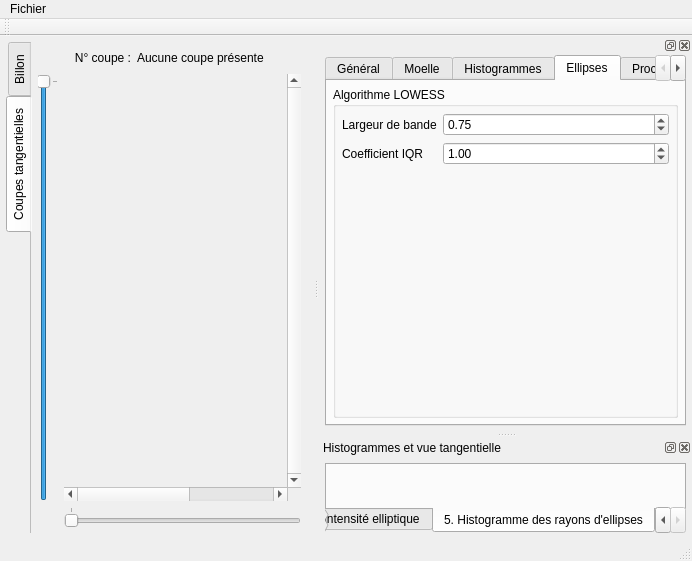
akrah/TKDetection, file ui/mainwindow.ui: the form before one commit.
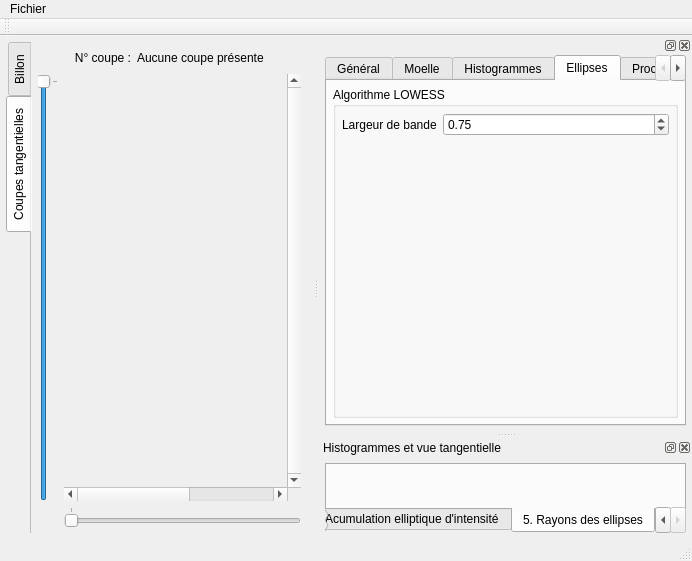
The form after the commit. The open tabs and pages were chosen to show the change. Custom widgets are drawn as their Qt base class.

Commit message: Début des ajout après RDV Fleur et Fred: - Affichage angles en degrés - Corrrection de la detection du rayon des allipses avec la pente max - Optimisations et suppression de code superflu

The edit to the form file:
```diff
--- a/ui/mainwindow.ui
+++ b/ui/mainwindow.ui
@@ -2016,6 +2016,9 @@
             <string>Algorithme LOWESS</string>
            </property>
            <layout class="QFormLayout" name="formLayout_3">
+            <property name="fieldGrowthPolicy">
+             <enum>QFormLayout::AllNonFixedFieldsGrow</enum>
+            </property>
             <item row="0" column="0">
              <widget class="QLabel" name="label_12">
               <property name="text">
@@ -2036,26 +2039,6 @@
               </property>
              </widget>
             </item>
-            <item row="1" column="0">
-             <widget class="QLabel" name="label_31">
-              <property name="text">
-               <string>Coefficient IQR</string>
-              </property>
-             </widget>
-            </item>
-            <item row="1" column="1">
-             <widget class="QDoubleSpinBox" name="_spinLowessIqrCoeff">
-              <property name="minimum">
-               <double>0.000000000000000</double>
-              </property>
-              <property name="maximum">
-               <double>5.000000000000000</double>
-              </property>
-              <property name="value">
-               <double>1.000000000000000</double>
-              </property>
-             </widget>
-            </item>
            </layout>
           </widget>
          </item>
@@ -2948,7 +2931,7 @@
        </widget>
        <widget class="QWidget" name="tab_3">
         <attribute name="title">
-         <string>3. Profil de la moelle du nœud</string>
+         <string>3. Profil d'inclinaison de la moelle du nœud</string>
         </attribute>
         <layout class="QVBoxLayout" name="verticalLayout_6">
          <item>
@@ -2958,7 +2941,7 @@
        </widget>
        <widget class="QWidget" name="tab_5">
         <attribute name="title">
-         <string>4. Acumulation d'intensité elliptique</string>
+         <string>4. Acumulation elliptique d'intensité</string>
         </attribute>
         <layout class="QVBoxLayout" name="verticalLayout_7">
          <item>
@@ -2968,7 +2951,7 @@
        </widget>
        <widget class="QWidget" name="tab_7">
         <attribute name="title">
-         <string>5. Histogramme des rayons d'ellipses</string>
+         <string>5. Rayons des ellipses</string>
         </attribute>
         <layout class="QVBoxLayout" name="verticalLayout_9">
          <item>
```
Left out of the diff: 12 changed lines with no effect on the pictures. The commit also changes 8 other files.
